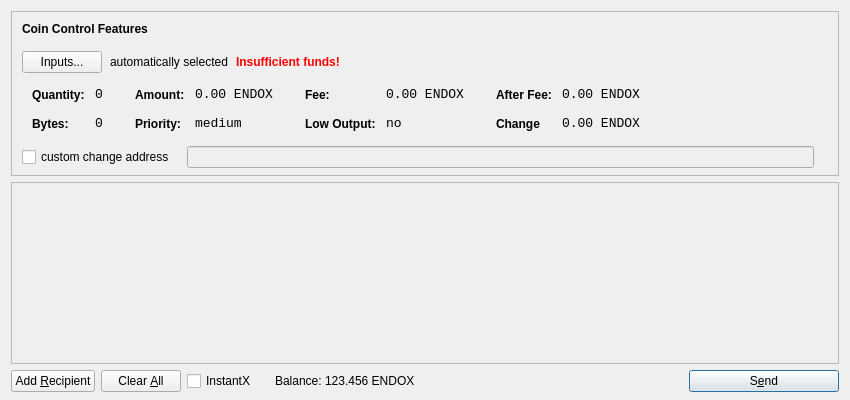
Old version of the form src/qt/forms/sendcoinsdialog.ui in the repository SaltineChips/KatzCoin.
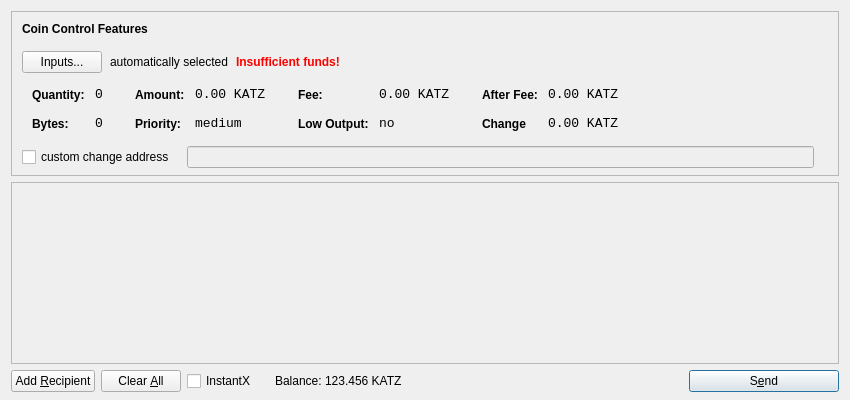
New version of the form. Icons and pictures are not drawn.

Commit message:
Katz-Coin
-Instant TX
-BMW512
-VRX
-Gui User Options
-Masternodes
-More.

Diff of the .ui file:
```diff
--- a/src/qt/forms/sendcoinsdialog.ui
+++ b/src/qt/forms/sendcoinsdialog.ui
@@ -333,7 +333,7 @@
                   <enum>Qt::ActionsContextMenu</enum>
                  </property>
                  <property name="text">
-                  <string>0.00 ENDOX</string>
+                  <string>0.00 KATZ</string>
                  </property>
                  <property name="textInteractionFlags">
                   <set>Qt::LinksAccessibleByMouse|Qt::TextSelectableByKeyboard|Qt::TextSelectableByMouse</set>
@@ -419,7 +419,7 @@
                   <enum>Qt::ActionsContextMenu</enum>
                  </property>
                  <property name="text">
-                  <string>0.00 ENDOX</string>
+                  <string>0.00 KATZ</string>
                  </property>
                  <property name="textInteractionFlags">
                   <set>Qt::LinksAccessibleByMouse|Qt::TextSelectableByKeyboard|Qt::TextSelectableByMouse</set>
@@ -505,7 +505,7 @@
                   <enum>Qt::ActionsContextMenu</enum>
                  </property>
                  <property name="text">
-                  <string>0.00 ENDOX</string>
+                  <string>0.00 KATZ</string>
                  </property>
                  <property name="textInteractionFlags">
                   <set>Qt::LinksAccessibleByMouse|Qt::TextSelectableByKeyboard|Qt::TextSelectableByMouse</set>
@@ -537,7 +537,7 @@
                   <enum>Qt::ActionsContextMenu</enum>
                  </property>
                  <property name="text">
-                  <string>0.00 ENDOX</string>
+                  <string>0.00 KATZ</string>
                  </property>
                  <property name="textInteractionFlags">
                   <set>Qt::LinksAccessibleByMouse|Qt::TextSelectableByKeyboard|Qt::TextSelectableByMouse</set>
@@ -761,7 +761,7 @@
           <cursorShape>IBeamCursor</cursorShape>
          </property>
          <property name="text">
-          <string>123.456 ENDOX</string>
+          <string>123.456 KATZ</string>
          </property>
          <property name="textInteractionFlags">
           <set>Qt::LinksAccessibleByMouse|Qt::TextSelectableByKeyboard|Qt::TextSelectableByMouse</set>
```
The commit also changes 285 other files.
